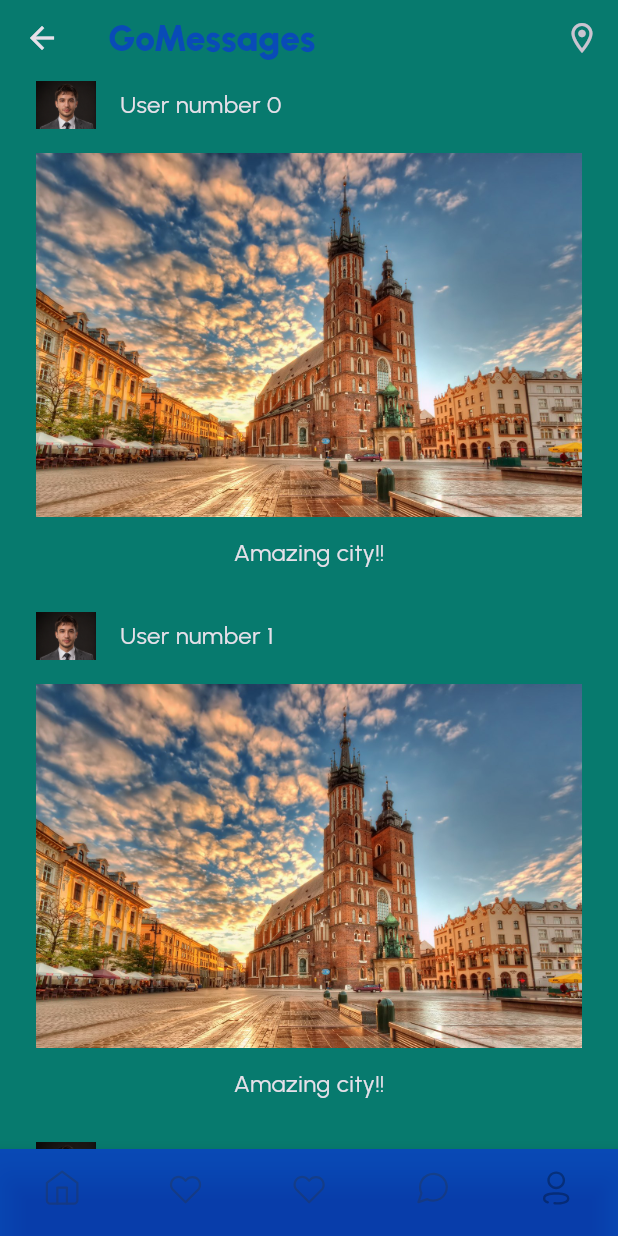
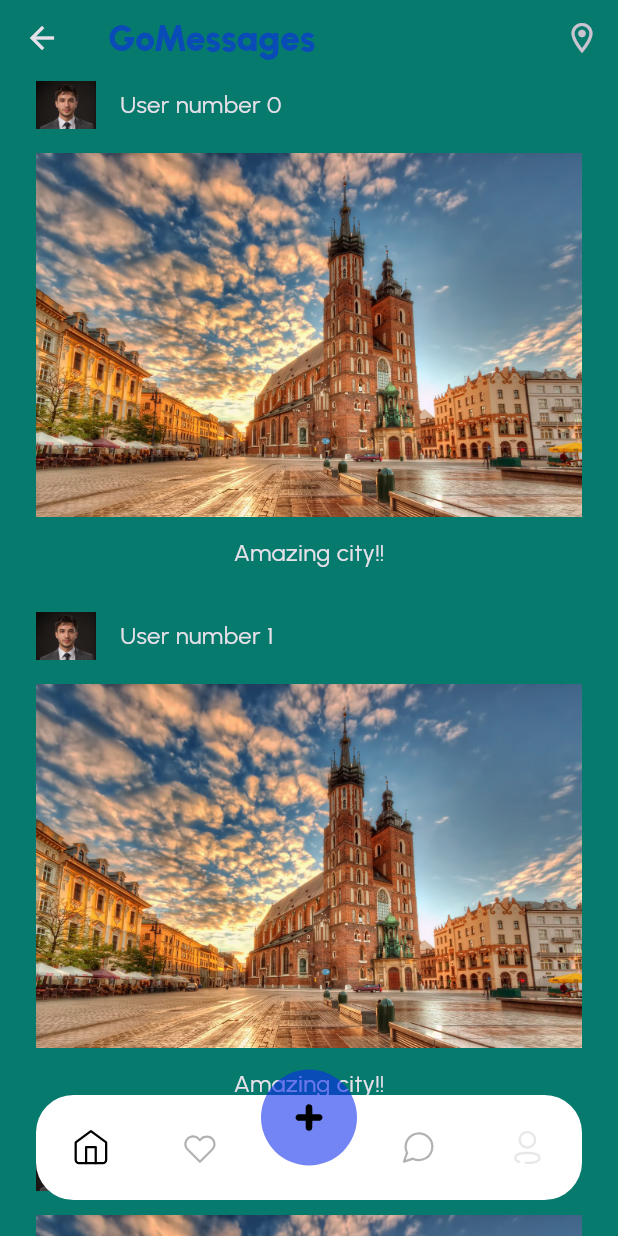
Before and after one commit to NotHilal/GoMessages, a Flutter app: the MainPage screen opened by its route, on a phone screen of 412 x 824 dp. Run offline on Flutter 3.47's test engine with Material 3 defaults, Android fonts, the phone set to English and light mode, and no system bars; our stand-ins replace flutter_map, flutter_svg, latlong2.

Commit message:
added map

```diff
--- /dev/null
+++ b/lib/components/bottom_navigation_item.dart
@@ -0,0 +1,22 @@
+import 'package:flutter/material.dart';
+import 'package:flutter_svg/svg.dart';
+import 'package:flutter_test_application/pages/main_page.dart';
+
+class BottomNavigationItem extends StatelessWidget{
+  final VoidCallback onPressed;
+  final String icon;
+  final Menus current;
+  final Menus name;
+  const BottomNavigationItem({super.key, required this.onPressed, required this.icon, required this.current, required this.name});
+
+  @override
+  Widget build(BuildContext context) {
+    return IconButton(
+      onPressed: onPressed,
+      icon: SvgPicture.asset(
+        icon,
+        colorFilter:ColorFilter.mode(
+          current==name?Colors.black:Colors.black.withOpacity(0.3),
+          BlendMode.srcIn) , ));
+  }
+}
--- a/lib/config/app_icons.dart
+++ b/lib/config/app_icons.dart
@@ -9,4 +9,5 @@ class AppIcons {
   static const String heart = "${svg}heart icon.svg";
   static const String chat = "${svg}chat icon.svg";
   static const String user = "${svg}profile icon.svg";
+  static const String plus = "${svg}plus.svg";
 }
--- a/lib/config/app_routes.dart
+++ b/lib/config/app_routes.dart
@@ -2,17 +2,21 @@ import 'package:flutter_test_application/pages/edit_profile_page.dart';
 import 'package:flutter_test_application/pages/home_page.dart';
 import 'package:flutter_test_application/pages/login_page.dart';
 import 'package:flutter_test_application/pages/main_page.dart';
+import 'package:flutter_test_application/pages/nearby_page.dart';
 
 class AppRoutes {
   static final pages = {
-    "/": (context) => LoginPage(),
-    "/home": (context) => HomePage(),
-    "/main": (context) => MainPage(),
-    "/edit_profile": (context) => EditProFilePage(),
+    login: (context) => LoginPage(),
+    home: (context) => HomePage(),
+    main: (context) => MainPage(),
+    editProfile: (context) => EditProFilePage(),
+    nearby: (context) => NearbyPage(),
   };
 
   static const login = "/";
   static const home = "/home";
   static const main = "/main";
   static const editProfile = "/edit_profile";
+  static const nearby = "/nearby";
+
 }
--- a/lib/config/app_strings.dart
+++ b/lib/config/app_strings.dart
@@ -31,4 +31,5 @@ class AppStrings {
   static const String female = 'Female';
   static const String other = 'Other';
   static const String gender = 'Gender';
+  static const String nearby = 'Nearby';
 }
--- a/lib/pages/home_page.dart
+++ b/lib/pages/home_page.dart
@@ -1,6 +1,7 @@
 import 'package:flutter/material.dart';
 import 'package:flutter_test_application/components/post_item.dart';
 import 'package:flutter_test_application/components/toolbar.dart';
+import 'package:flutter_test_application/config/app_routes.dart';
 import 'package:flutter_test_application/config/app_strings.dart';
 import 'package:flutter_test_application/styles/app_colors.dart';
 import 'package:flutter_test_application/styles/app_text.dart';
@@ -15,7 +16,9 @@ class HomePage extends StatelessWidget {
       appBar: Toolbar(
         title: AppStrings.appName,
         actions: [
-          IconButton(onPressed: () {}, icon: Icon(Icons.location_on_outlined))
+          IconButton(onPressed: () {
+            Navigator.of(context).pushNamed(AppRoutes.nearby);
+          }, icon: Icon(Icons.location_on_outlined))
         ],
       ),
       body: ListView.separated(
--- a/lib/pages/login_page.dart
+++ b/lib/pages/login_page.dart
@@ -4,7 +4,6 @@ import 'package:flutter_test_application/config/app_routes.dart';
 import 'package:flutter_test_application/config/app_strings.dart';
 import 'package:flutter_test_application/styles/app_colors.dart';
 
-import 'home_page.dart';
 
 class LoginPage extends StatelessWidget {
   const LoginPage({super.key});
--- a/lib/pages/main_page.dart
+++ b/lib/pages/main_page.dart
@@ -1,5 +1,6 @@
 import 'package:flutter/material.dart';
 import 'package:flutter_svg/svg.dart';
+import 'package:flutter_test_application/components/bottom_navigation_item.dart';
 import 'package:flutter_test_application/config/app_icons.dart';
 import 'package:flutter_test_application/config/app_strings.dart';
 import 'package:flutter_test_application/pages/home_page.dart';
@@ -14,46 +15,18 @@ class MainPage extends StatefulWidget {
 }
 
 class _MainPageState extends State<MainPage> {
-  int currentIndex = 0;
+  Menus currentIndex = Menus.home;
   @override
   Widget build(BuildContext context) {
     return Scaffold(
-      body: pages[currentIndex],
-      bottomNavigationBar: BottomNavigationBar(
-        items: [
-          BottomNavigationBarItem(
-            icon: SvgPicture.asset(AppIcons.home),
-            label: "Home",
-          ),
-          BottomNavigationBarItem(
-            icon: SvgPicture.asset(AppIcons.heart),
-            label: AppStrings.favorites,
-          ),
-          BottomNavigationBarItem(
-            icon: SvgPicture.asset(AppIcons.heart),
-            label: AppStrings.add,
-          ),
-          BottomNavigationBarItem(
-            icon: SvgPicture.asset(AppIcons.chat),
-            label: AppStrings.messages,
-          ),
-          BottomNavigationBarItem(
-            icon: SvgPicture.asset(AppIcons.user),
-            label: AppStrings.user,
-          ),
-        ],
-        currentIndex: currentIndex,
-        onTap: (index) {
-          setState(() {
-            currentIndex = index;
-          });
-        },
-        type: BottomNavigationBarType.fixed,
-        showSelectedLabels: false,
-        showUnselectedLabels: false,
-        selectedItemColor: AppColors.background,
-        backgroundColor: AppColors.primary,
-      ),
+      extendBody: true,
+      body: pages[currentIndex.index],
+      bottomNavigationBar: MyBottomNavigation(currentIndex: currentIndex, onTap:(value) {
+        setState(() {
+          currentIndex=value;
+
+        });
+      }),
     );
   }
 
@@ -62,6 +35,86 @@ class _MainPageState extends State<MainPage> {
     Center(child: Text("Favorite")),
     Center(child: Text("Add Post")),
     Center(child: Text("Message")),
-    Center(child: ProfilePage()),
+    ProfilePage(),
   ];
 }
+
+enum Menus{
+  home,
+  favorite,
+  add,
+  messages,
+  user
+
+}
+
+class MyBottomNavigation extends StatelessWidget{
+  final Menus currentIndex;
+  final ValueChanged<Menus> onTap;
+const MyBottomNavigation({super.key, required this.currentIndex, required this.onTap});
+
+ @override
+  Widget build(BuildContext context){
+    return Container(
+      height: 87,
+      margin : EdgeInsets.all(24),
+
+      child: Stack(
+        children: [
+          Positioned(
+            right: 0,
+            left: 0,
+            top: 17,
+            child: Container(
+              height: 70,
+              decoration: BoxDecoration(color: Colors.white,
+              borderRadius: BorderRadius.all(Radius.circular(25)
+              ),
+              ),
+              child: Row(
+                children: [
+                  Expanded(child:
+                  BottomNavigationItem(onPressed: () =>{onTap(Menus.home)}, icon: AppIcons.home, current: currentIndex, name: Menus.home),
+                  ),
+                  Expanded(child:
+                  BottomNavigationItem(onPressed: () =>{onTap(Menus.favorite)}, icon: AppIcons.heart, current: currentIndex, name: Menus.favorite),
+                  ),
+                  Spacer(),
+                  Expanded(child:
+                  BottomNavigationItem(onPressed: () =>{onTap(Menus.messages)}, icon: AppIcons.chat, current: currentIndex, name: Menus.messages),
+                  ),
+                  Expanded(child:
+                  BottomNavigationItem(onPressed: () =>{onTap(Menus.user)}, icon: AppIcons.user, current: currentIndex, name: Menus.user),
+                  ),
+
+                ],
+              ),
+              ),
+          ),
+            Positioned(
+              left: 0, right: 0,
+              top: 0,
+              child: GestureDetector(
+                onTap: ()=> onTap(Menus.add),
+                child: Container(
+                  width: 64,
+                  height: 64,
+                  padding: const EdgeInsets.all(20),
+                  decoration: BoxDecoration(
+                    color: AppColors.primary,
+                    shape:  BoxShape.circle,
+                  ),
+                  child: SvgPicture.asset(AppIcons.plus),
+                  ),
+              ),
+            )
+            ],
+
+
+      ),
+    );
+
+
+  }
+
+}
--- /dev/null
+++ b/lib/pages/nearby_page.dart
@@ -0,0 +1,24 @@
+import 'package:flutter/material.dart';
+import 'package:flutter_map/flutter_map.dart';
+import 'package:flutter_test_application/components/toolbar.dart';
+import 'package:flutter_test_application/config/app_strings.dart';
+import 'package:latlong2/latlong.dart';
+
+class NearbyPage extends StatelessWidget{
+  const NearbyPage({super.key});
+  @override
+  Widget build(BuildContext context) {
+    return Scaffold(
+      appBar: Toolbar(title:AppStrings.nearby),
+      body:FlutterMap(options: MapOptions(
+         initialCenter: LatLng(51.509364, -0.128928),
+         initialZoom: 10
+      ), children: [
+        TileLayer(
+          urlTemplate: 'https://tile.openstreetmap.org/{z}/{x}/{y}.png',
+          userAgentPackageName: 'dev.fleaflet.flutter_map.example',)
+      ],
+      ),
+    );
+  }
+}
--- a/pubspec.yaml
+++ b/pubspec.yaml
@@ -31,6 +31,8 @@ dependencies:
   flutter:
     sdk: flutter
   flutter_svg: ^2.0.5
+  flutter_map:
+  latlong2:
 
 
   # The following adds the Cupertino Icons font to your application.
```
Also changed, not shown: assets/svg/chat icon.svg, assets/svg/heart icon.svg, assets/svg/home icon.svg, assets/svg/plus.svg (added), pubspec.lock.
